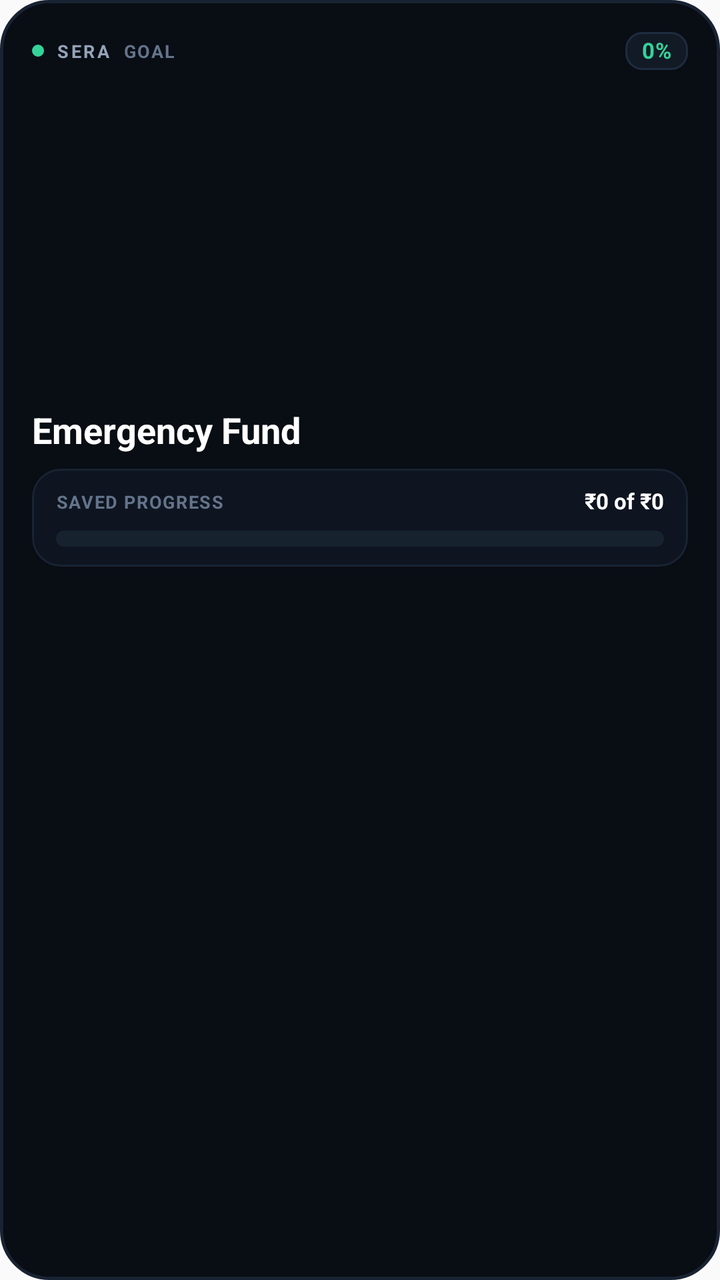
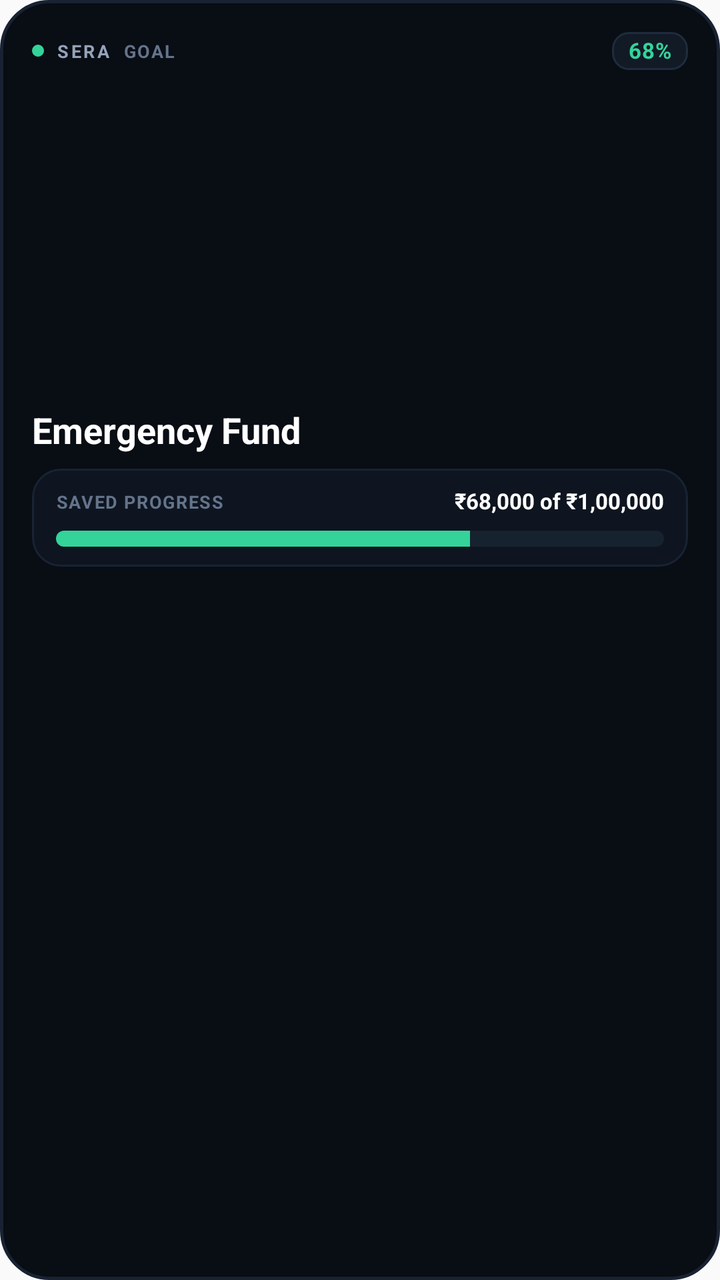

An Android layout rendered at two revisions. The XML below is the earlier revision; the diff shows what the commit changed to produce the second picture.
<!-- AndroidManifest.xml: application theme AppTheme -->
<!-- res/layout/sera_widget_goal.xml -->
<?xml version="1.0" encoding="utf-8"?>
<LinearLayout xmlns:android="http://schemas.android.com/apk/res/android"
    android:id="@+id/widget_goal_root"
    android:layout_width="match_parent"
    android:layout_height="match_parent"
    android:background="@drawable/widget_card_bg"
    android:orientation="vertical"
    android:padding="16dp">

    
    <LinearLayout
        android:layout_width="match_parent"
        android:layout_height="wrap_content"
        android:gravity="center_vertical"
        android:orientation="horizontal">

        <LinearLayout
            android:layout_width="0dp"
            android:layout_height="wrap_content"
            android:layout_weight="1"
            android:gravity="center_vertical"
            android:orientation="horizontal">

            <ImageView
                android:layout_width="6dp"
                android:layout_height="6dp"
                android:contentDescription="Live"
                android:src="@drawable/widget_dot_live" />

            <TextView
                android:layout_width="wrap_content"
                android:layout_height="wrap_content"
                android:layout_marginStart="6dp"
                android:letterSpacing="0.14"
                android:text="SERA"
                android:textColor="#94A3B8"
                android:textSize="9sp"
                android:textStyle="bold" />

            <TextView
                android:layout_width="wrap_content"
                android:layout_height="wrap_content"
                android:layout_marginStart="6dp"
                android:ellipsize="end"
                android:letterSpacing="0.08"
                android:maxLines="1"
                android:text="GOAL"
                android:textColor="#64748B"
                android:textSize="9sp"
                android:textStyle="bold" />
        </LinearLayout>

        <TextView
            android:id="@+id/widget_goal_percent"
            android:layout_width="wrap_content"
            android:layout_height="wrap_content"
            android:background="@drawable/widget_pill_badge_bg"
            android:includeFontPadding="false"
            android:letterSpacing="0.04"
            android:maxLines="1"
            android:paddingStart="8dp"
            android:paddingTop="3dp"
            android:paddingEnd="8dp"
            android:paddingBottom="3dp"
            android:text="0%"
            android:textColor="#34D399"
            android:textSize="11sp"
            android:textStyle="bold" />
    </LinearLayout>

    
    <FrameLayout
        android:layout_width="match_parent"
        android:layout_height="0dp"
        android:layout_weight="0.5" />

    <TextView
        android:id="@+id/widget_goal_title"
        android:layout_width="wrap_content"
        android:layout_height="wrap_content"
        android:ellipsize="end"
        android:includeFontPadding="false"
        android:maxLines="1"
        android:text="Emergency Fund"
        android:textColor="#FFFFFF"
        android:textSize="18sp"
        android:textStyle="bold" />

    
    <LinearLayout
        android:layout_width="match_parent"
        android:layout_height="wrap_content"
        android:layout_marginTop="8dp"
        android:background="@drawable/widget_item_bg"
        android:orientation="vertical"
        android:paddingStart="12dp"
        android:paddingTop="10dp"
        android:paddingEnd="12dp"
        android:paddingBottom="10dp">

        <LinearLayout
            android:layout_width="match_parent"
            android:layout_height="wrap_content"
            android:gravity="center_vertical"
            android:orientation="horizontal">

            <TextView
                android:layout_width="0dp"
                android:layout_height="wrap_content"
                android:layout_weight="1"
                android:letterSpacing="0.06"
                android:text="SAVED PROGRESS"
                android:textColor="#64748B"
                android:textSize="9sp"
                android:textStyle="bold" />

            <TextView
                android:id="@+id/widget_goal_amounts"
                android:layout_width="wrap_content"
                android:layout_height="wrap_content"
                android:ellipsize="end"
                android:includeFontPadding="false"
                android:maxLines="1"
                android:text="₹0 of ₹0"
                android:textColor="#FFFFFF"
                android:textSize="11sp"
                android:textStyle="bold" />
        </LinearLayout>

        <ProgressBar
            android:id="@+id/widget_goal_progress"
            style="?android:attr/progressBarStyleHorizontal"
            android:layout_width="match_parent"
            android:layout_height="8dp"
            android:layout_marginTop="8dp"
            android:max="100"
            android:progress="0"
            android:progressDrawable="@drawable/widget_progress_bar" />
    </LinearLayout>

    
    <FrameLayout
        android:layout_width="match_parent"
        android:layout_height="0dp"
        android:layout_weight="1" />
</LinearLayout>
<!-- resources referenced by this layout -->
<resources>
  <!-- drawable widget_card_bg (drawable) -->
  <?xml version="1.0" encoding="utf-8"?>
  <shape xmlns:android="http://schemas.android.com/apk/res/android"
      android:shape="rectangle">
      <solid android:color="#090D14" />
      <corners android:radius="24dp" />
      <stroke
          android:width="1.5dp"
          android:color="#182232" />
  </shape>
  <!-- drawable widget_dot_live (drawable) -->
  <?xml version="1.0" encoding="utf-8"?>
  <shape xmlns:android="http://schemas.android.com/apk/res/android"
      android:shape="oval">
      <solid android:color="#34D399" />
      <size
          android:width="6dp"
          android:height="6dp" />
  </shape>
  <!-- drawable widget_item_bg (drawable) -->
  <?xml version="1.0" encoding="utf-8"?>
  <shape xmlns:android="http://schemas.android.com/apk/res/android"
      android:shape="rectangle">
      <solid android:color="#0E1520" />
      <corners android:radius="14dp" />
      <stroke
          android:width="1dp"
          android:color="#182333" />
  </shape>
  <!-- drawable widget_pill_badge_bg (drawable) -->
  <?xml version="1.0" encoding="utf-8"?>
  <shape xmlns:android="http://schemas.android.com/apk/res/android"
      android:shape="rectangle">
      <solid android:color="#121A26" />
      <corners android:radius="8dp" />
      <stroke
          android:width="1dp"
          android:color="#1E2C3E" />
  </shape>
  <!-- drawable widget_progress_bar (drawable) -->
  <?xml version="1.0" encoding="utf-8"?>
  <layer-list xmlns:android="http://schemas.android.com/apk/res/android">
      <item android:id="@android:id/background">
          <shape>
              <corners android:radius="4dp" />
              <solid android:color="#17222F" />
          </shape>
      </item>
      <item android:id="@android:id/progress">
          <clip>
              <shape>
                  <corners android:radius="4dp" />
                  <solid android:color="#34D399" />
              </shape>
          </clip>
      </item>
  </layer-list>
  <style name="AppTheme" parent="Theme.AppCompat.DayNight.NoActionBar">
          
          <item name="android:editTextBackground">@drawable/rn_edit_text_material</item>
      </style>
  <!-- drawable rn_edit_text_material (drawable) -->
  <?xml version="1.0" encoding="utf-8"?>
  <inset xmlns:android="http://schemas.android.com/apk/res/android"
         android:insetLeft="@dimen/abc_edit_text_inset_horizontal_material"
         android:insetRight="@dimen/abc_edit_text_inset_horizontal_material"
         android:insetTop="@dimen/abc_edit_text_inset_top_material"
         android:insetBottom="@dimen/abc_edit_text_inset_bottom_material"
         >
  
      <selector>
          
          <item android:state_enabled="false" android:drawable="@drawable/abc_textfield_default_mtrl_alpha"/>
          <item android:drawable="@drawable/abc_textfield_activated_mtrl_alpha"/>
      </selector>
  
  </inset>
</resources>

<!-- the commit's change to res/layout/sera_widget_goal.xml (unified diff, before → after) -->
@@ -62,7 +62,7 @@
             android:paddingTop="3dp"
             android:paddingEnd="8dp"
             android:paddingBottom="3dp"
-            android:text="0%"
+            android:text="68%"
             android:textColor="#34D399"
             android:textSize="11sp"
             android:textStyle="bold" />
@@ -121,7 +121,7 @@
                 android:ellipsize="end"
                 android:includeFontPadding="false"
                 android:maxLines="1"
-                android:text="₹0 of ₹0"
+                android:text="₹68,000 of ₹1,00,000"
                 android:textColor="#FFFFFF"
                 android:textSize="11sp"
                 android:textStyle="bold" />
@@ -134,7 +134,7 @@
             android:layout_height="8dp"
             android:layout_marginTop="8dp"
             android:max="100"
-            android:progress="0"
+            android:progress="68"
             android:progressDrawable="@drawable/widget_progress_bar" />
     </LinearLayout>
 
